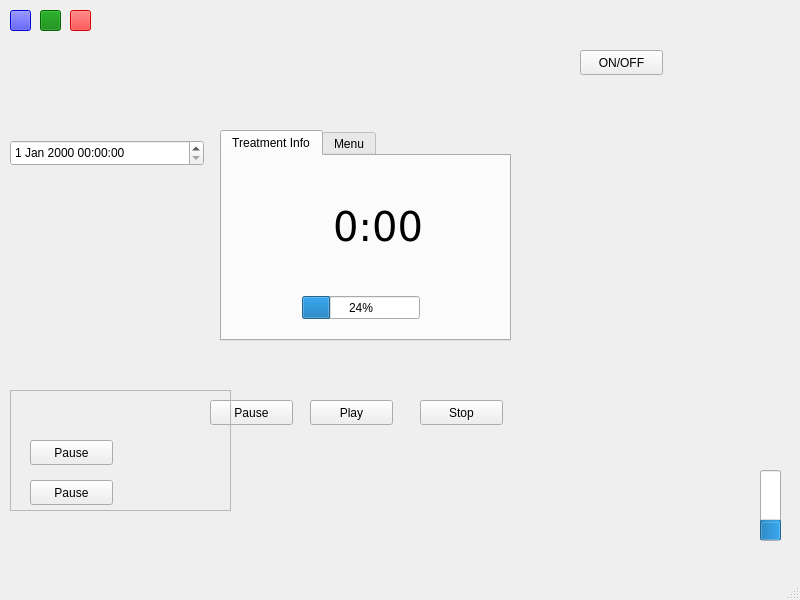
The window that mainwindow.ui (cupcakequeen77777/Neureset-Device-Control-System) describes before a commit, drawn with Qt 5.
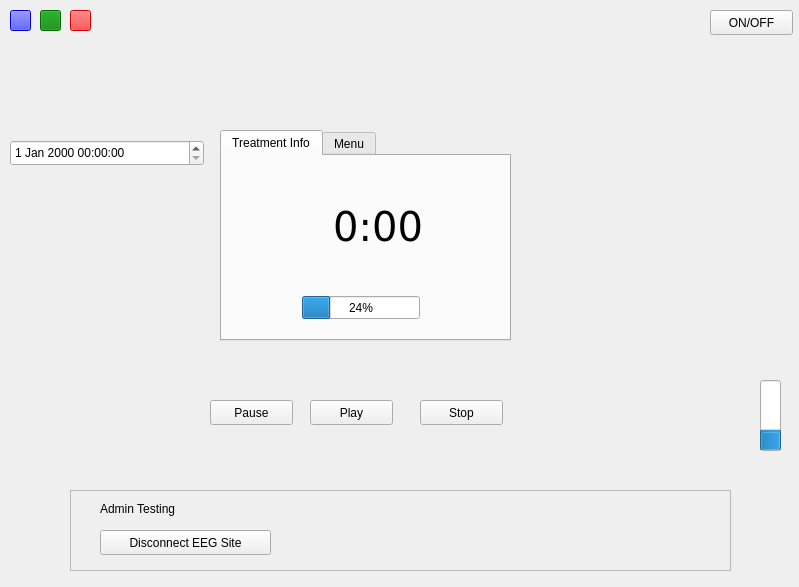
The same window after the commit. The open tabs and pages were chosen to show the change.

Commit message: renamed buttons

```diff
--- a/mainwindow.ui
+++ b/mainwindow.ui
@@ -6,8 +6,8 @@
    <rect>
     <x>0</x>
     <y>0</y>
-    <width>800</width>
-    <height>600</height>
+    <width>799</width>
+    <height>587</height>
    </rect>
   </property>
   <property name="windowTitle">
@@ -72,7 +72,7 @@
      <attribute name="title">
       <string>Treatment Info</string>
      </attribute>
-     <widget class="QLabel" name="label">
+     <widget class="QLabel" name="treamentTime">
       <property name="geometry">
        <rect>
         <x>60</x>
@@ -143,7 +143,7 @@
     <property name="geometry">
      <rect>
       <x>760</x>
-      <y>470</y>
+      <y>380</y>
       <width>21</width>
       <height>71</height>
      </rect>
@@ -173,8 +173,8 @@
    <widget class="QPushButton" name="pushButton_5">
     <property name="geometry">
      <rect>
-      <x>580</x>
-      <y>50</y>
+      <x>710</x>
+      <y>10</y>
       <width>83</width>
       <height>25</height>
      </rect>
@@ -196,10 +196,10 @@
    <widget class="QFrame" name="frame">
     <property name="geometry">
      <rect>
-      <x>10</x>
-      <y>390</y>
-      <width>221</width>
-      <height>121</height>
+      <x>70</x>
+      <y>490</y>
+      <width>661</width>
+      <height>81</height>
      </rect>
     </property>
     <property name="frameShape">
@@ -211,27 +211,27 @@
     <widget class="QPushButton" name="pushButton_6">
      <property name="geometry">
       <rect>
-       <x>20</x>
-       <y>50</y>
-       <width>83</width>
+       <x>30</x>
+       <y>40</y>
+       <width>171</width>
        <height>25</height>
       </rect>
      </property>
      <property name="text">
-      <string>Pause</string>
+      <string>Disconnect EEG Site</string>
      </property>
     </widget>
-    <widget class="QPushButton" name="pushButton_7">
+    <widget class="QLabel" name="label">
      <property name="geometry">
       <rect>
-       <x>20</x>
-       <y>90</y>
-       <width>83</width>
-       <height>25</height>
+       <x>30</x>
+       <y>10</y>
+       <width>131</width>
+       <height>17</height>
       </rect>
      </property>
      <property name="text">
-      <string>Pause</string>
+      <string>Admin Testing</string>
      </property>
     </widget>
    </widget>
@@ -293,17 +293,6 @@
     </property>
    </widget>
   </widget>
-  <widget class="QMenuBar" name="menubar">
-   <property name="geometry">
-    <rect>
-     <x>0</x>
-     <y>0</y>
-     <width>800</width>
-     <height>22</height>
-    </rect>
-   </property>
-  </widget>
-  <widget class="QStatusBar" name="statusbar"/>
  </widget>
  <resources/>
  <connections/>
```
Left out of the diff: 30 changed lines with no effect on the pictures.
